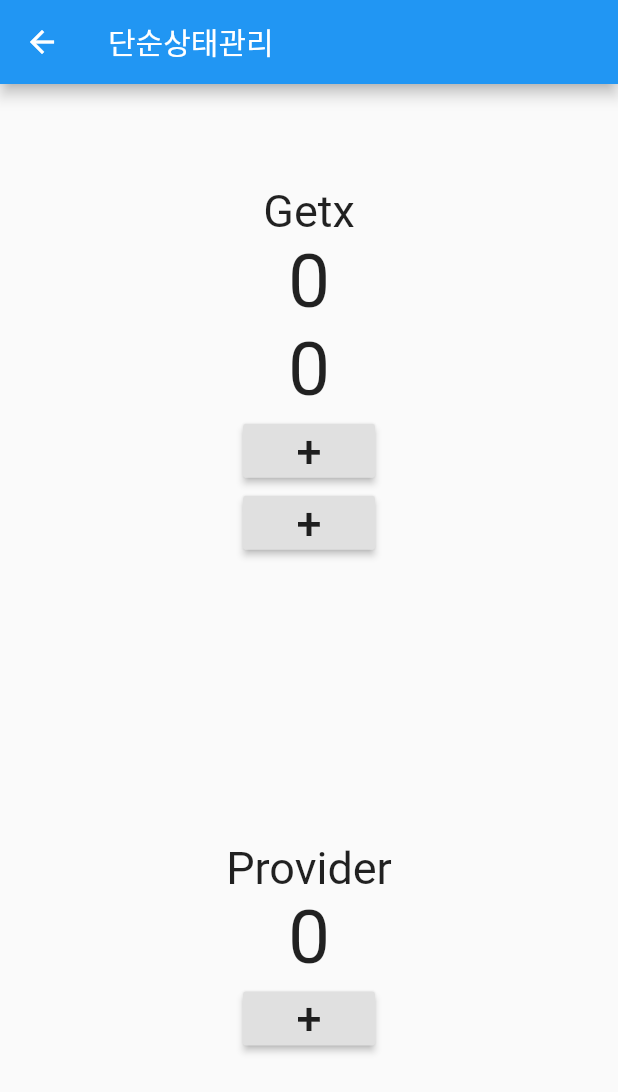
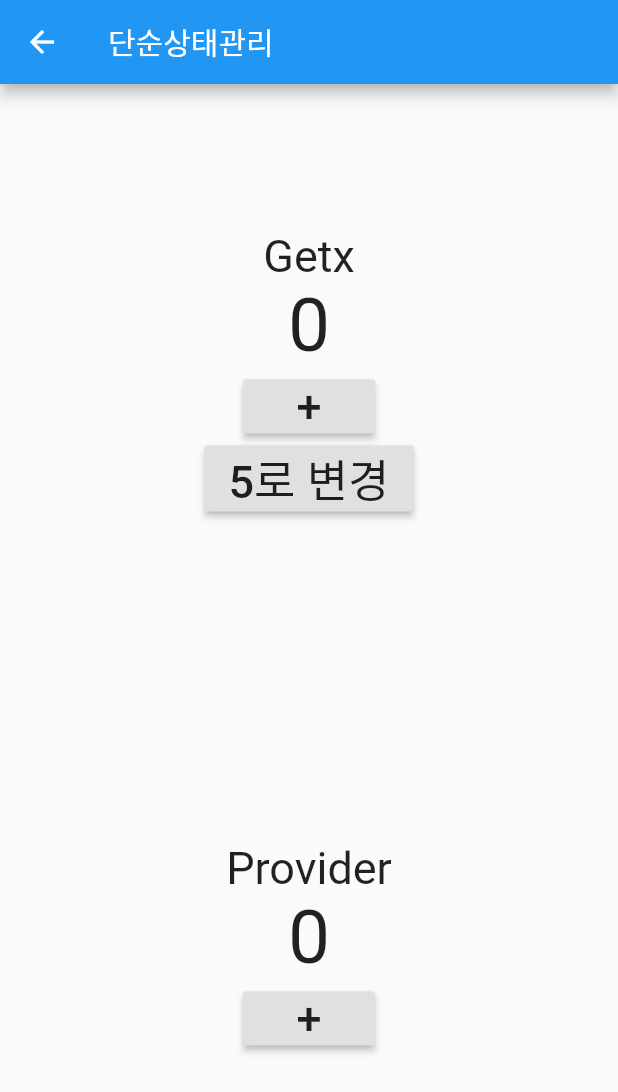
Before and after one commit to hunderboy/Flutter_GetX, a Flutter app: the SimpleStateManagePage screen opened directly, on a phone screen of 412 x 824 dp. Shown: the top 1092 px of the screen. Run offline on Flutter 3.47's test engine with Material 2 defaults, Android fonts, the phone set to English and light mode, and no system bars; our stand-ins replace get.

Commit message:
단순 상태관리의 경우, 굳이 UI 변경이 일어날 필요가 없는데. = 불필요 함.

```diff
--- a/lib/src/pages/state/with_getx.dart
+++ b/lib/src/pages/state/with_getx.dart
@@ -16,11 +16,11 @@ class WithGetX extends StatelessWidget {
    * 함수 형태로 따로 빼서 작성할수 있기때문에 구분화 하기에 더 좋다.
    * provider에서는 불가능. statefull로 바꿔주거나 context를 전달해줘야함.
    */
-  Widget _button(String id) {
+  Widget _button() {
     return RaisedButton(
         child: Text("+", style: TextStyle(fontSize: 30),),
         onPressed: () {
-          _cotrollerWithGetx.increase(id);
+          _cotrollerWithGetx.increase();
         }
     );
   }
@@ -33,17 +33,29 @@ class WithGetX extends StatelessWidget {
         children: [
           Text("Getx", style: TextStyle(fontSize: 30),),
           GetBuilder<CountCotrollerWithGetx>(
-            id: "first",  // id 를 부여한 순간 부터 이것과 연결된것만 영향을 주거나 받을수있다.
+            // id: "first",  // id 를 부여한 순간 부터 이것과 연결된것만 영향을 주거나 받을수있다.
             builder: (controller) {
+              /** 단순상태관리의 경우,
+               * 5로 설정하고 나서
+               * 5로 변경 버튼을 누르면
+               * 계속 update가 찍힘 [굳이 UI 변경이 일어날 필요가 없는데. = 불필요 함.]
+               */
+              print("update!!!");
               return Text("${controller.count}", style: TextStyle(fontSize: 50),);
           }),
-          GetBuilder<CountCotrollerWithGetx>(
-              id: "second",
-              builder: (controller) {
-                return Text("${controller.count}", style: TextStyle(fontSize: 50),);
-              }),
-          _button("first"),
-          _button("second"),
+          // GetBuilder<CountCotrollerWithGetx>(
+          //     // id: "second",
+          //     builder: (controller) {
+          //       return Text("${controller.count}", style: TextStyle(fontSize: 50),);
+          // }),
+          // _button("first"),
+          // _button("second"),
+          _button(),
+          RaisedButton(
+            child: Text("5로 변경", style: TextStyle(fontSize: 30),),
+            onPressed: () {
+              _cotrollerWithGetx.putNumber(5);
+          }),
         ],
       ),
     );
```
Also changed, not shown: lib/src/controller/count_controller_with_getx.dart (+7 -2 lines).
